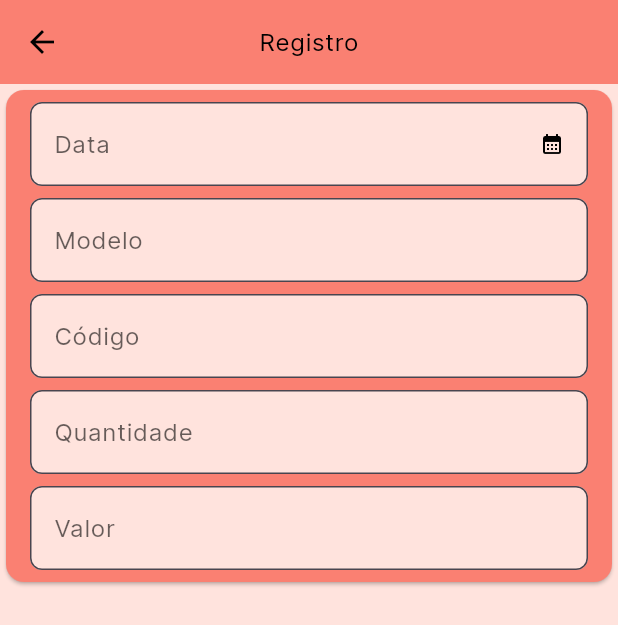
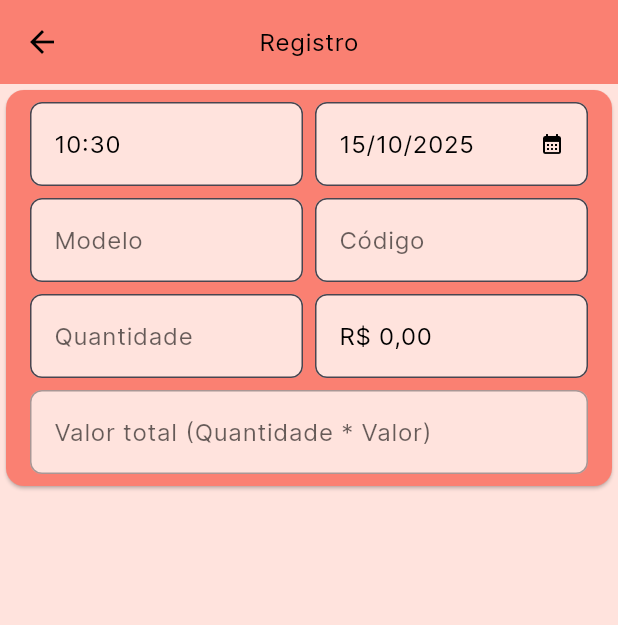
Before and after one commit to Springyclubx/super_vicky, a Flutter app: the screen it shows after launch, after a tap on an icon or button, on a phone screen of 412 x 824 dp. Shown: the top 625 px of the screen. Run offline on Flutter 3.47's test engine with Material 3 defaults, Android fonts, the phone set to English and light mode, and no system bars; our stand-ins replace logger.

Commit message:
feat: finalizing the registration layout

````diff
--- a/lib/domain/constants/format_date_constants.dart
+++ b/lib/domain/constants/format_date_constants.dart
@@ -2,4 +2,7 @@
 class FormatDate {
   /// Default format date month year or (dd/MM/yyyy)
   static const dateMonthYear = 'dd/MM/yyyy';
+
+  /// Default format hour minute or (HH:mm)
+  static const hourMinute = 'HH:mm';
 }
--- /dev/null
+++ b/lib/infrastructure/presentation/constants/text_constants.dart
@@ -0,0 +1,5 @@
+/// Class for text constants
+class TextConstants {
+  /// Value of money default
+  static const String valueMoney = 'R\$ 0,00';
+}
--- a/lib/infrastructure/presentation/screens/form_data/form_data_screen.dart
+++ b/lib/infrastructure/presentation/screens/form_data/form_data_screen.dart
@@ -1,7 +1,10 @@
 import 'package:flutter/material.dart';
+import 'package:flutter/services.dart';
 import 'package:provider/provider.dart';
 import 'package:super_vicky/domain/constants/format_date_constants.dart';
 import 'package:super_vicky/infrastructure/presentation/states/form_data_state.dart';
+import 'package:super_vicky/infrastructure/util/formatters/input_format/currency_input_formatter.dart';
+import 'package:super_vicky/infrastructure/util/formatters/input_format/hour_input_formatter.dart';
 
 import '../../../../extension/util.dart';
 import '../../../util/exports_widget.dart';
@@ -43,17 +46,66 @@ class _Body extends StatelessWidget {
               child: const Column(
                 spacing: 8,
                 children: [
-                  _TextFormDate(),
-                  _TextFormModel(),
-                  _TextFormCode(),
-                  _TextFormQuantity(),
-                  _TextFormValue(),
+                  _RowItem(
+                    children: [
+                      _TextFormHour(),
+                      _TextFormDate(),
+                    ],
+                  ),
+                  _RowItem(
+                    children: [
+                      _TextFormModel(),
+                      _TextFormCode(),
+                    ],
+                  ),
+
+                  _RowItem(
+                    children: [
+                      _TextFormQuantity(),
+                      _TextFormValue(),
+                    ],
+                  ),
+                  _TextFormTotalValue(),
                 ],
               ),
             ),
           ),
         ),
       ),
+    );
+  }
+}
+
+class _RowItem extends StatelessWidget {
+  const _RowItem({required this.children});
+
+  final List<Widget> children;
+
+  @override
+  Widget build(BuildContext context) {
+    return Row(
+      spacing: 8,
+      children: [
+        for (final item in children)
+          Expanded(
+            child: item,
+          ),
+      ],
+    );
+  }
+}
+
+class _TextFormHour extends StatelessWidget {
+  const _TextFormHour();
+
+  @override
+  Widget build(BuildContext context) {
+    final state = Provider.of<FormDataState>(context);
+
+    return TextFormDefault(
+      hintText: 'Hora',
+      controller: state.hourController,
+      inputFormatters: [HourInputFormatter()],
     );
   }
 }
@@ -139,6 +191,8 @@ class _TextFormQuantity extends StatelessWidget {
     return TextFormDefault(
       hintText: 'Quantidade',
       controller: state.quantityController,
+      onChanged: (value) => state.reload(),
+      inputFormatters: [FilteringTextInputFormatter.digitsOnly],
     );
   }
 }
@@ -153,6 +207,24 @@ class _TextFormValue extends StatelessWidget {
     return TextFormDefault(
       hintText: 'Valor',
       controller: state.valueController,
+      onChanged: (value) => state.reload(),
+      inputFormatters: [CurrencyTextInputFormatter()],
     );
   }
 }
+
+class _TextFormTotalValue extends StatelessWidget {
+  const _TextFormTotalValue();
+
+  @override
+  Widget build(BuildContext context) {
+    final state = Provider.of<FormDataState>(context);
+
+    return TextFormDefault(
+      hintText: 'Valor total (Quantidade * Valor)',
+      controller: state.totalValueController,
+      enabled: false,
+      inputFormatters: [CurrencyTextInputFormatter()],
+    );
+  }
+}
--- a/lib/infrastructure/presentation/states/form_data_state.dart
+++ b/lib/infrastructure/presentation/states/form_data_state.dart
@@ -1,13 +1,31 @@
 import 'package:flutter/cupertino.dart';
+import 'package:super_vicky/extension/util.dart';
 import 'package:super_vicky/infrastructure/util/exports_widget.dart';
+import 'package:super_vicky/infrastructure/util/formatters/parse/extractor_number_per_string_parse.dart';
+
+import '../../../domain/constants/format_date_constants.dart';
+import '../constants/text_constants.dart';
 
 /// Controller state of Form data of application
 class FormDataState extends ChangeNotifier {
+  /// Constructor for init
+  FormDataState() {
+    _init();
+  }
+
   final _modelController = TextEditingController();
   final _dateController = TextEditingController();
+  final _hourController = TextEditingController();
   final _codeController = TextEditingController();
   final _quantityController = TextEditingController();
   final _valueController = TextEditingController();
+  final _totalValueController = TextEditingController();
+
+  /// Controller of hour for date in [TextFormDefault]
+  TextEditingController get hourController => _hourController;
+
+  /// Controller of total value multiply quantity by value in [TextFormDefault]
+  TextEditingController get totalValueController => _totalValueController;
 
   /// Controller of date in [TextFormDefault]
   TextEditingController get dateController => _dateController;
@@ -24,6 +42,48 @@ class FormDataState extends ChangeNotifier {
   /// Controller of value in [TextFormDefault]
   TextEditingController get valueController => _valueController;
 
+  Future<void> _init() async {
+    final now = DateTime.now();
+
+    _dateController.text = tryFormatDate(FormatDate.dateMonthYear, now) ?? '';
+    _hourController.text = tryFormatDate(FormatDate.hourMinute, now) ?? '';
+    _valueController.text = TextConstants.valueMoney;
+
+    _quantityController.addListener(
+      () => _addTotalValue(),
+    );
+    _valueController.addListener(
+      () => _addTotalValue(),
+    );
+  }
+
+  void _addTotalValue() {
+    if (_valueController.text.isEmpty || _quantityController.text.isEmpty) {
+      return;
+    }
+    final finalValue = _multiplyQuantityByValue();
+
+    if (finalValue == 0) {
+      return;
+    }
+
+    _totalValueController.text = FormattedNumber.formatValue(finalValue);
+  }
+
+  /// Method just reload
+  void reload() {
+    notifyListeners();
+  }
+
+  double _multiplyQuantityByValue() {
+    final hourNumber = int.parse(_quantityController.text);
+    final quantityNumber = FormattedNumber.extractValue(_valueController.text);
+
+    final value = hourNumber * quantityNumber;
+
+    return value;
+  }
+
   /// Method for select date and populate in controller [_dateController]
   void selectDate(String dateFormat) {
     _dateController.text = dateFormat;
--- /dev/null
+++ b/lib/infrastructure/util/formatters/input_format/currency_input_formatter.dart
@@ -0,0 +1,50 @@
+import 'package:flutter/services.dart';
+import 'package:intl/intl.dart';
+
+import '../../../presentation/constants/text_constants.dart';
+
+/// Formatter of money for example $2.33
+class CurrencyTextInputFormatter extends TextInputFormatter {
+  final NumberFormat _formatter = NumberFormat.simpleCurrency(
+    decimalDigits: 2,
+    name: 'BRL',
+  );
+
+  @override
+  TextEditingValue formatEditUpdate(
+    TextEditingValue oldValue,
+    TextEditingValue newValue,
+  ) {
+    if (newValue.text.isEmpty ||
+        double.tryParse(newValue.text.replaceAll(RegExp(r'[^0-9]'), '')) ==
+            null) {
+      return const TextEditingValue(
+        text: TextConstants.valueMoney,
+        selection: TextSelection.collapsed(
+          offset: 5,
+        ),
+      );
+    }
+
+    String filteredText = newValue.text.replaceAll(RegExp(r'[^0-9]'), '');
+
+    if (filteredText.isEmpty || double.tryParse(filteredText) == null) {
+      return const TextEditingValue(
+        text: TextConstants.valueMoney,
+        selection: TextSelection.collapsed(offset: 5),
+      );
+    }
+
+    double value = double.parse(filteredText) / 100;
+    String formattedValue = _formatter.format(value);
+
+    if (formattedValue == TextConstants.valueMoney) {
+      formattedValue = TextConstants.valueMoney;
+    }
+
+    return TextEditingValue(
+      text: formattedValue,
+      selection: TextSelection.collapsed(offset: formattedValue.length),
+    );
+  }
+}
--- /dev/null
+++ b/lib/infrastructure/util/formatters/input_format/hour_input_formatter.dart
@@ -0,0 +1,25 @@
+import 'package:flutter/services.dart';
+
+/// Class default for hour input format
+class HourInputFormatter extends TextInputFormatter {
+  @override
+  TextEditingValue formatEditUpdate(
+    TextEditingValue oldValue,
+    TextEditingValue newValue,
+  ) {
+    String newText = newValue.text.replaceAll(RegExp(r'[^0-9]'), '');
+
+    if (newText.length > 2 && newText.length <= 4) {
+      newText = '${newText.substring(0, 2)}:${newText.substring(2)}';
+    } else if (newText.length > 4) {
+      newText = '${newText.substring(0, 2)}:${newText.substring(2, 4)}';
+    }
+
+    return newValue.copyWith(
+      text: newText,
+      selection: TextSelection.collapsed(
+        offset: newText.length,
+      ),
+    );
+  }
+}
--- /dev/null
+++ b/lib/infrastructure/util/formatters/parse/extractor_number_per_string_parse.dart
@@ -0,0 +1,65 @@
+import 'package:intl/intl.dart';
+
+/// A utility class to handle both formatted and numeric values extracted from a string.
+/// It provides methods for extracting the numeric value as a `double` and a formatted string
+/// (e.g., for displaying monetary values).
+class FormattedNumber {
+  /// Constructor that accepts an input string and extracts both the numeric and formatted values.
+  ///
+  /// [input] The string from which the number will be extracted. It could be a string with formatting,
+  /// such as a currency (e.g., "R$ 1.234,56").
+  const FormattedNumber({
+    required this.value,
+    required this.formattedValue,
+  });
+
+  /// Value value
+  final double value;
+
+  /// Value formattedValue
+  final String formattedValue;
+
+  /// Private method to extract the numeric value (double) from a string.
+  ///
+  /// This method uses a regular expression to find all digit sequences in the string,
+  /// concatenates them, and converts them into a `double` value.
+  ///
+  /// Example:
+  /// ```dart
+  /// double result = FormattedNumber._extractValue("R$ 1.234,56");
+  /// print(result); // Output: 1234.56
+  /// ```
+  ///
+  /// Returns the numeric value as a `double`.
+  static double extractValue(String input) {
+    // Remove all non-numeric characters except for commas and dots
+    final cleanedInput = input.replaceAll(RegExp(r'[^0-9,\.]'), '');
+
+    // Replace the first comma with a dot for proper decimal point handling
+    final cleanedValue = cleanedInput.replaceFirst(',', '.');
+
+    // Try to parse the cleaned value as a double
+    final value = double.tryParse(cleanedValue) ?? 0.0;
+
+    return value;
+  }
+
+
+  /// Private method to format the numeric value into a formatted string (e.g., "R$ 1.234,56").
+  ///
+  /// This method uses the `intl` package to format the numeric value as a currency value.
+  ///
+  /// Example:
+  /// ```dart
+  /// String result = FormattedNumber._formatValue(1234.56);
+  /// print(result); // Output: "R$ 1.234,56"
+  /// ```
+  ///
+  /// Returns the formatted string (e.g., "R$ 1.234,56").
+  static String formatValue(double value) {
+    final formatter = NumberFormat.simpleCurrency(
+      locale: 'pt_BR',
+    );
+    return formatter.format(value); // Formats the numeric value as currency
+  }
+}
--- a/lib/infrastructure/util/widget/text_form_default.dart
+++ b/lib/infrastructure/util/widget/text_form_default.dart
@@ -11,6 +11,8 @@ class TextFormDefault extends StatelessWidget {
     this.suffixIcon,
     required this.controller,
     this.onFieldSubmitted,
+    this.onChanged,
+    this.enabled,
     this.inputFormatters,
   });
 
@@ -26,15 +28,23 @@ class TextFormDefault extends StatelessWidget {
   /// Execution method when pressing enter
   final ValueChanged<String>? onFieldSubmitted;
 
+  /// Execution method when changing value
+  final ValueChanged<String>? onChanged;
+
   /// List format of input
   final List<TextInputFormatter>? inputFormatters;
+
+  /// enabled text form
+  final bool? enabled;
 
   @override
   Widget build(BuildContext context) {
     return TextFormField(
+      enabled: enabled,
       inputFormatters: inputFormatters,
       controller: controller,
       onFieldSubmitted: onFieldSubmitted,
+      onChanged: onChanged,
       style: TextStyle(
         fontFamily: 'inter',
         color: colorDefault.offColor,
````
